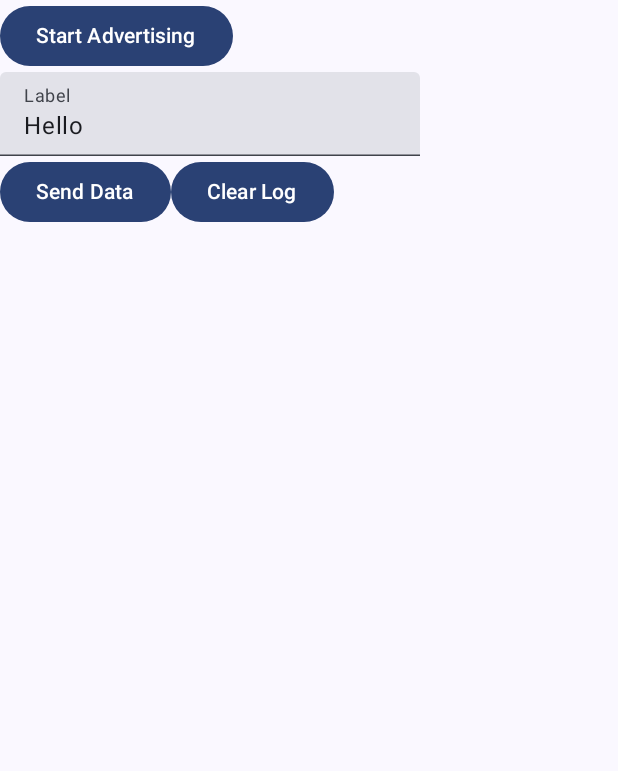
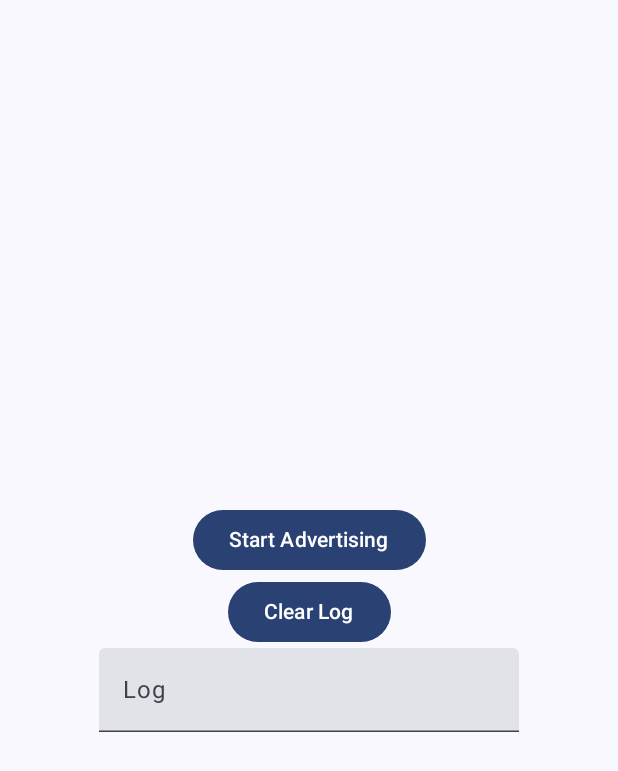
Before and after one commit to yousefnjadat/Task-Bluetooth-Device-Discovery-and-Data-Transfer, an Android app built with Jetpack Compose: the screen it shows after launch (MainActivity), on a phone screen of 412 x 824 dp. Shown: the top 771 px of the screen. Run offline under Robolectric (Android 15) with nearby library versions, the phone set to English and light mode, and no system bars; libraries missing offline, so code that uses them is left out: com.google.android.gms; 1 statement that could not run was skipped.

```diff
--- a/app/src/main/java/com/example/taskbluetoothdevicediscoveryanddatatransfer/MainActivity.kt
+++ b/app/src/main/java/com/example/taskbluetoothdevicediscoveryanddatatransfer/MainActivity.kt
@@ -8,28 +8,20 @@ import android.util.Log
 import androidx.activity.ComponentActivity
 import androidx.activity.compose.setContent
 import androidx.annotation.CallSuper
-import androidx.compose.foundation.layout.Column
-import androidx.compose.foundation.layout.Row
-import androidx.compose.foundation.layout.fillMaxSize
-import androidx.compose.foundation.rememberScrollState
-import androidx.compose.foundation.verticalScroll
-import androidx.compose.material3.Button
-import androidx.compose.material3.ExperimentalMaterial3Api
-import androidx.compose.material3.MaterialTheme
-import androidx.compose.material3.Surface
-import androidx.compose.material3.Text
-import androidx.compose.material3.TextField
-import androidx.compose.runtime.Composable
-import androidx.compose.runtime.getValue
-import androidx.compose.runtime.mutableStateOf
-import androidx.compose.runtime.remember
-import androidx.compose.runtime.setValue
+import androidx.compose.foundation.layout.*
+import androidx.compose.material3.*
+import androidx.compose.runtime.*
+import androidx.compose.ui.Alignment
 import androidx.compose.ui.Modifier
 import com.example.taskbluetoothdevicediscoveryanddatatransfer.ui.theme.TaskBluetoothDeviceDiscoveryAndDataTransferTheme
 import com.google.android.gms.nearby.Nearby
 import com.google.android.gms.nearby.connection.*
 import kotlin.random.Random
+import java.text.SimpleDateFormat
+import java.util.*
 
+
+@OptIn(ExperimentalMaterial3Api::class)
 class MainActivity : ComponentActivity() {
 
     private val STRATEGY = Strategy.P2P_CLUSTER
@@ -37,6 +29,8 @@ class MainActivity : ComponentActivity() {
     private lateinit var connectionsClient: ConnectionsClient
     private val REQUEST_CODE_REQUIRED_PERMISSIONS = 1
     private val txtLogState = mutableStateOf("")
+    private val messages = mutableStateListOf<ChatMessage>()
+    private var isConnected by mutableStateOf(false)
     val name = Random.nextInt().toString()
 
     val REQUIRED_PERMISSIONS =
@@ -46,7 +40,7 @@ class MainActivity : ComponentActivity() {
                 Manifest.permission.BLUETOOTH_ADVERTISE,
                 Manifest.permission.BLUETOOTH_CONNECT,
                 Manifest.permission.ACCESS_FINE_LOCATION,
-                Manifest.permission.NEARBY_WIFI_DEVICES, // Required for Android 13+
+                Manifest.permission.NEARBY_WIFI_DEVICES,
             )
         } else if (Build.VERSION.SDK_INT >= Build.VERSION_CODES.Q) {
             arrayOf(Manifest.permission.ACCESS_FINE_LOCATION)
@@ -64,42 +58,36 @@ class MainActivity : ComponentActivity() {
                     modifier = Modifier.fillMaxSize(),
                     color = MaterialTheme.colorScheme.background
                 ) {
-                    val txtLog by txtLogState
-                    var textField by remember { mutableStateOf("Hello") }
-                    Column(
-                        modifier = Modifier.fillMaxSize()
-                    ) {
+                    if (isConnected) {
+                        ChatScreen(messages) { messageText ->
+                            val currentTime =
+                                SimpleDateFormat("HH:mm:ss", Locale.getDefault()).format(Date())
+//                            messages.add(ChatMessage(messageText, currentTime, true))
+                            sendData(messageText) // Send the message
+                        }
+                    } else {
                         Column(
-                            modifier = Modifier.weight(weight = 0.3f, fill = true)
+                            modifier = Modifier.fillMaxSize(),
+                            verticalArrangement = Arrangement.Center,
+                            horizontalAlignment = Alignment.CenterHorizontally
                         ) {
                             Button(onClick = {
                                 startAdvertising()
                                 startDiscovery()
                             }) {
-                                Text(text = "Start Advertising")
+                                Text("Start Advertising")
                             }
-                            TextField(value = textField,
-                                onValueChange = { textField = it },
-                                label = { Text("Label") })
-                            Row {
-                                Button(onClick = {
-                                    sendData(textField)
-                                }) {
-                                    Text(text = "Send Data")
-                                }
-                                Button(onClick = {
-                                    txtLogState.value = ""
-                                }) {
-                                    Text(text = "Clear Log")
-                                }
+                            Button(onClick = {
+                                txtLogState.value = ""
+                            }) {
+                                Text(text = "Clear Log")
                             }
-                        }
-                        Column(
-                            modifier = Modifier
-                                .verticalScroll(rememberScrollState())
-                                .weight(weight = 0.7f, fill = true)
-                        ) {
-                            Text(txtLog)
+                            // Your existing UI components...
+                            TextField(
+                                value = txtLogState.value,
+                                onValueChange = { txtLogState.value = it },
+                                label = { Text("Log") }
+                            )
                         }
                     }
                 }
@@ -110,7 +98,6 @@ class MainActivity : ComponentActivity() {
     @CallSuper
     override fun onStart() {
         super.onStart()
-        // Request permission for NEARBY_WIFI_DEVICES on Android 13+.
         if (Build.VERSION.SDK_INT >= Build.VERSION_CODES.TIRAMISU) {
             if (checkSelfPermission(Manifest.permission.NEARBY_WIFI_DEVICES) != PackageManager.PERMISSION_GRANTED) {
                 requestPermissions(
@@ -119,7 +106,6 @@ class MainActivity : ComponentActivity() {
                 )
             }
         }
-        // Request other necessary permissions
         if (checkSelfPermission(Manifest.permission.ACCESS_FINE_LOCATION) != PackageManager.PERMISSION_GRANTED) {
             requestPermissions(REQUIRED_PERMISSIONS, REQUEST_CODE_REQUIRED_PERMISSIONS)
         }
@@ -142,6 +128,8 @@ class MainActivity : ComponentActivity() {
             updateText("sendPayload: failed")
         }.addOnSuccessListener {
             updateText("sendPayload: success $textField")
+            val currentTime = SimpleDateFormat("HH:mm:ss", Locale.getDefault()).format(Date())
+            messages.add(ChatMessage(textField, currentTime, true)) // Add received message to chat
         }
     }
 
@@ -175,6 +163,14 @@ class MainActivity : ComponentActivity() {
         override fun onPayloadReceived(endpointId: String, payload: Payload) {
             payload.asBytes()?.let {
                 val message = String(it, Charsets.UTF_8)
+                val currentTime = SimpleDateFormat("HH:mm:ss", Locale.getDefault()).format(Date())
+                messages.add(
+                    ChatMessage(
+                        message,
+                        currentTime,
+                        false
+                    )
+                ) // Add received message to chat
                 updateText("message: $message")
                 Log.e("POC", message)
             }
@@ -197,6 +193,7 @@ class MainActivity : ComponentActivity() {
         override fun onConnectionResult(endpointId: String, result: ConnectionResolution) {
             if (result.status.isSuccess) {
                 opponentEndpointId = endpointId
+                isConnected = true // Update connection state
                 connectionsClient.stopAdvertising()
                 connectionsClient.stopDiscovery()
                 updateText("connected to: $endpointId successfully")
@@ -207,6 +204,7 @@ class MainActivity : ComponentActivity() {
         }
 
         override fun onDisconnected(endpointId: String) {
+            isConnected = false // Update connection state
             updateText("disconnected: $endpointId")
             Log.e("POC", "Disconnected")
         }
```
Also changed, not shown: app/src/main/java/com/example/taskbluetoothdevicediscoveryanddatatransfer/BluetoothDevicesScreen.kt (deleted, +0 -48 lines), app/src/main/java/com/example/taskbluetoothdevicediscoveryanddatatransfer/ChatScreen.kt (added, +59 -0 lines), app/src/main/java/com/example/taskbluetoothdevicediscoveryanddatatransfer/DiscoveredDevicesListScreen.kt (deleted, +0 -62 lines), app/src/main/java/com/example/taskbluetoothdevicediscoveryanddatatransfer/PairedDevicesListScreen.kt (deleted, +0 -67 lines).
